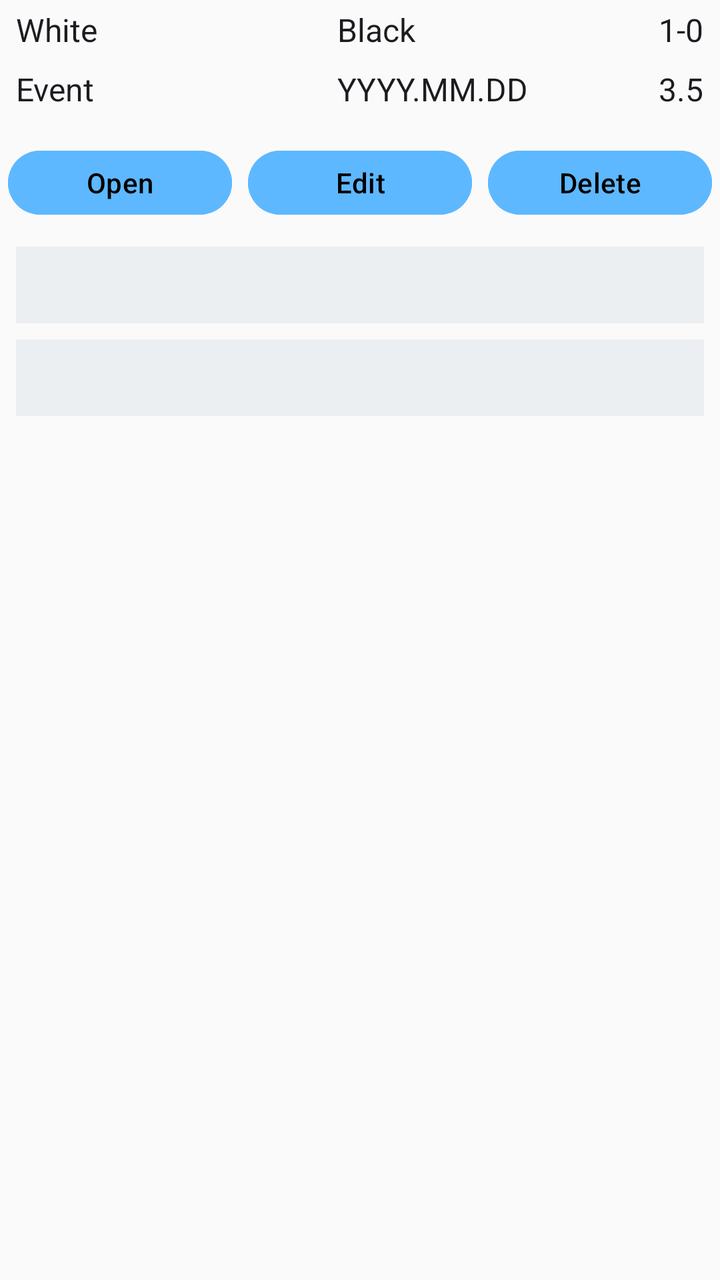
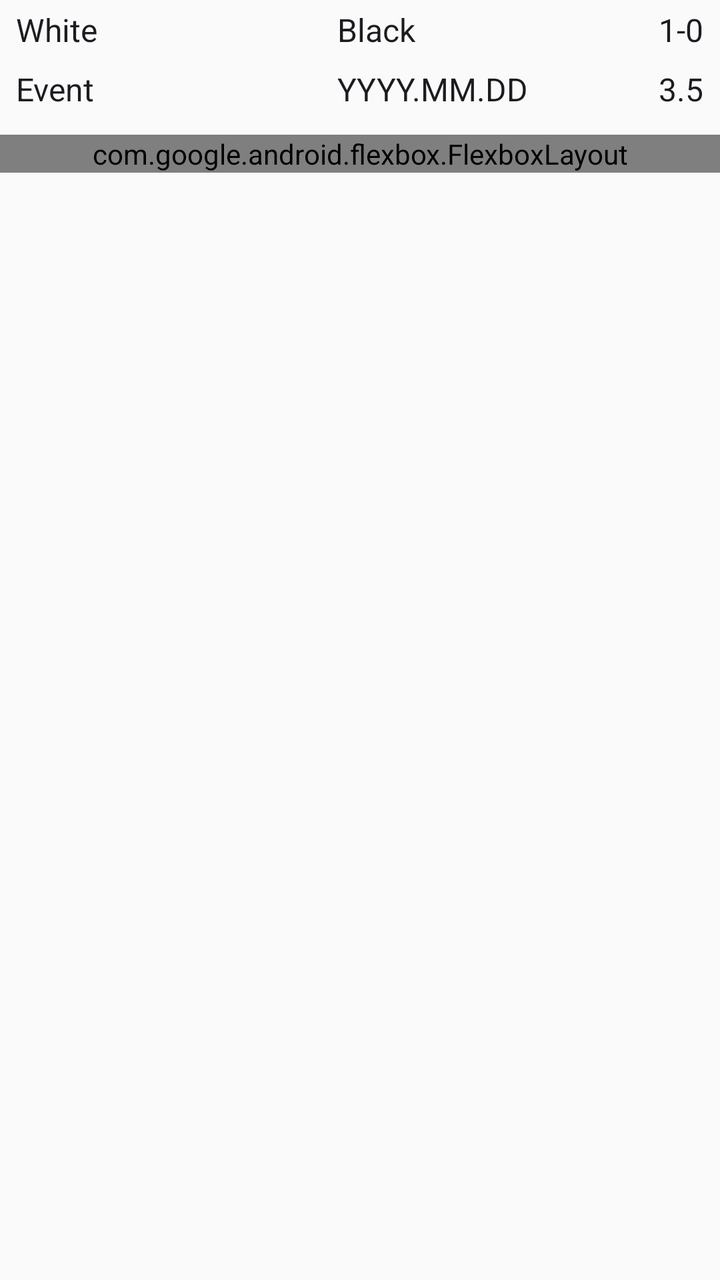

Compare the two renders of this Android layout. The source of the first and the diff that turns it into the second are given below.
<!-- AndroidManifest.xml: application theme ChessTheme -->
<!-- res/layout/gameslist_controls.xml -->
<?xml version="1.0" encoding="utf-8"?>
<LinearLayout xmlns:android="http://schemas.android.com/apk/res/android"
    xmlns:app="http://schemas.android.com/apk/res-auto"
    android:layout_width="match_parent"
    android:layout_height="wrap_content"
    android:orientation="vertical">

        <TableLayout
            android:layout_width="match_parent"
            android:layout_height="wrap_content"
            android:stretchColumns="0,1">

            <TableRow
                android:layout_width="match_parent"
                android:layout_height="wrap_content">

                <TextView
                    android:text="White"
                    android:id="@+id/TextViewPlayerWhite"
                    android:layout_height="wrap_content"
                    android:layout_width="0dp"
                    android:singleLine="true"
                    style="@style/MyHeaderTextStyle" />

                <TextView
                    android:text="Black"
                    android:id="@+id/TextViewPlayerBlack"
                    android:layout_height="wrap_content"
                    android:layout_width="0dp"
                    android:singleLine="true"
                    style="@style/MyHeaderTextStyle" />

                <TextView
                    android:text="1-0"
                    android:id="@+id/TextViewResult"
                    android:layout_height="wrap_content"
                    android:layout_width="wrap_content"
                    android:singleLine="true"
                    style="@style/MyHeaderTextStyle" />
            </TableRow>

            <TableRow
                android:layout_width="match_parent"
                android:layout_height="wrap_content">

                <TextView
                    android:text="Event"
                    android:id="@+id/TextViewEvent"
                    android:layout_height="wrap_content"
                    android:layout_width="0dp"
                    android:singleLine="true"
                    style="@style/MyHeaderTextStyle" />

                <TextView
                    android:id="@+id/TextViewDate"
                    android:text="YYYY.MM.DD"
                    android:layout_width="0dp"
                    android:layout_height="wrap_content"
                    style="@style/MyHeaderTextStyle" />

                <TextView
                    android:text="3.5"
                    android:id="@+id/TextViewRating"
                    android:layout_height="wrap_content"
                    android:layout_width="wrap_content"
                    style="@style/MyHeaderTextStyle" />
            </TableRow>
        </TableLayout>

        <LinearLayout
            android:id="@+id/LayoutResignDraw"
            android:orientation="horizontal"
            android:layout_width="match_parent"
            android:layout_height="wrap_content"
            android:layout_marginTop="8dip">

            <com.google.android.material.button.MaterialButton
                android:id="@+id/ButtonOpen"
                android:text="Open"
                android:layout_width="0dp"
                android:layout_weight="1"
                style="?attr/chessButtonStyle" />

            <com.google.android.material.button.MaterialButton
                android:id="@+id/ButtonEdit"
                android:text="Edit"
                android:layout_width="0dp"
                android:layout_weight="1"
                style="?attr/chessButtonStyle" />

            <com.google.android.material.button.MaterialButton
                android:id="@+id/ButtonDelete"
                android:text="Delete"
                android:layout_width="0dp"
                android:layout_weight="1"
                style="?attr/chessButtonStyle" />
        </LinearLayout>

        <TextView
            android:id="@+id/TextViewWhitePieces"
            style="@style/MyPaneTextStyle"
            android:layout_width="match_parent"
            android:layout_height="wrap_content"
            android:layout_marginTop="8dip"
            android:layout_marginStart="8dip"
            android:layout_marginEnd="8dip"
            android:minLines="2"
            android:accessibilityLiveRegion="none" />

        <TextView
            android:id="@+id/TextViewBlackPieces"
            style="@style/MyPaneTextStyle"
            android:layout_width="match_parent"
            android:layout_height="wrap_content"
            android:layout_marginTop="8dip"
            android:layout_marginStart="8dip"
            android:layout_marginEnd="8dip"
            android:minLines="2"
            android:accessibilityLiveRegion="none" />
</LinearLayout>
<!-- resources referenced by this layout -->
<resources>
  <style name="MyHeaderTextStyle" parent="@style/MyTextStyle">
          <item name="android:textSize">@dimen/headerTextSize</item>
          <item name="android:paddingTop">@dimen/headerPaddingY</item>
          <item name="android:paddingBottom">@dimen/headerPaddingY</item>
          <item name="android:paddingLeft">@dimen/headerPaddingX</item>
          <item name="android:paddingRight">@dimen/headerPaddingX</item>
      </style>
  <style name="MyPaneTextStyle" parent="@style/MySmallTextStyle">
          <item name="android:padding">4dip</item>
          <item name="android:background">?attr/paneBackground</item>
          <item name="android:scrollHorizontally">false</item>
      </style>
  <style name="ChessTheme" parent="Theme.Material3.DayNight.NoActionBar">
          <item name="chessToggleButtonStyle">@style/ChessToggleButton</item>
          <item name="chessButtonStyle">@style/ChessButton</item>
          <item name="chessImageButtonStyle">@style/ChessImageButton</item>
          <item name="paneBackground">@color/paneBackgroundColor</item>
          <item name="android:windowAnimationStyle">@null</item>
          <item name="android:windowBackground">@color/backgroundColor</item>
          <item name="colorPrimary">@color/primaryColor</item>
          <item name="colorPrimaryVariant">@color/primaryVariantColor</item>
          <item name="colorOnPrimary">@color/primaryTextColor</item>
          <item name="colorSecondary">@color/secondaryColor</item>
          <item name="colorSecondaryVariant">@color/secondaryVariantColor</item>
          <item name="colorOnSecondary">@color/secondaryTextColor</item>
          <item name="colorSurface">@color/surfaceColor</item>
          <item name="colorOnSurface">@color/surfaceTextColor</item>
          <item name="colorControlHighlight">@color/secondaryColor</item>
          <item name="rippleColor">@color/secondaryColor</item>
          <item name="switchStyle">@style/MySwitchStyle</item>
          <item name="materialButtonStyle">@style/ChessButton</item>
          <item name="materialAlertDialogTheme">@style/ChessAlertDialogTheme</item>
      </style>
  <style name="MyTextStyle" parent="ChessTextAppearance">
          <item name="android:paddingTop">@dimen/normalPaddingY</item>
          <item name="android:paddingBottom">@dimen/normalPaddingY</item>
          <item name="android:paddingLeft">@dimen/normalPaddingX</item>
          <item name="android:paddingRight">@dimen/normalPaddingX</item>
          <item name="android:textSize">@dimen/normalTextSize</item>
      </style>
  <dimen name="headerTextSize">16sp</dimen>
  <dimen name="headerPaddingY">4dp</dimen>
  <dimen name="headerPaddingX">8dp</dimen>
  <style name="MySmallTextStyle">
          <item name="android:padding">2dip</item>
          <item name="android:textSize">12sp</item>
      </style>
  <style name="ChessButton" parent="Widget.Material3.Button">
          <item name="android:textColor">@color/surfaceTextColor</item>
          <item name="android:tint">@color/primaryTextColor</item>
          <item name="android:backgroundTint">@color/imagebutton_background</item>
          <item name="rippleColor">@color/secondaryVariantColor</item>
          <item name="android:layout_height">@dimen/imageButtonSize</item>
          <item name="android:layout_margin">4dip</item>
      </style>
  <style name="ChessImageButton" parent="Widget.Material3.Button.Icon">
          <item name="enforceMaterialTheme">true</item>
          <item name="enforceTextAppearance">false</item>
          <item name="android:textColor">@color/surfaceTextColor</item>
          <item name="android:tint">@color/primaryTextColor</item>
          <item name="android:backgroundTint">@color/imagebutton_background</item>
          <item name="rippleColor">@color/secondaryVariantColor</item>
          <item name="android:layout_width">@dimen/imageButtonSize</item>
          <item name="android:layout_height">@dimen/imageButtonSize</item>
          <item name="android:padding">0dip</item>
          <item name="iconGravity">textStart</item>
          <item name="iconPadding">0dp</item>
          <item name="android:insetLeft">0dp</item>
          <item name="android:insetRight">0dp</item>
          <item name="android:insetTop">0dp</item>
          <item name="android:insetBottom">0dp</item>
          <item name="android:minWidth">0dp</item>
          <item name="android:minHeight">0dp</item>
          <item name="minWidth">0dp</item>
          <item name="minHeight">0dp</item>
          <item name="ensureMinTouchTargetSize">false</item>
          <item name="android:layout_margin">4dip</item>
      </style>
  <color name="paneBackgroundColor">#20879FB6</color>
  <dimen name="normalPaddingY">1dp</dimen>
  <dimen name="normalPaddingX">8dp</dimen>
  <dimen name="normalTextSize">16sp</dimen>
  <dimen name="imageButtonSize">48dp</dimen>
  <!-- unchanged entries left out for length: 13 -->
</resources>

<!-- the commit's change to res/layout/gameslist_controls.xml (unified diff, before → after) -->
@@ -15,7 +15,7 @@
                 android:layout_height="wrap_content">
 
                 <TextView
-                    android:text="White"
+                    android:text="@string/savegame_white"
                     android:id="@+id/TextViewPlayerWhite"
                     android:layout_height="wrap_content"
                     android:layout_width="0dp"
@@ -23,7 +23,7 @@
                     style="@style/MyHeaderTextStyle" />
 
                 <TextView
-                    android:text="Black"
+                    android:text="@string/savegame_black"
                     android:id="@+id/TextViewPlayerBlack"
                     android:layout_height="wrap_content"
                     android:layout_width="0dp"
@@ -31,7 +31,7 @@
                     style="@style/MyHeaderTextStyle" />
 
                 <TextView
-                    android:text="1-0"
+                    android:text="@string/gameslist_result_placeholder"
                     android:id="@+id/TextViewResult"
                     android:layout_height="wrap_content"
                     android:layout_width="wrap_content"
@@ -44,7 +44,7 @@
                 android:layout_height="wrap_content">
 
                 <TextView
-                    android:text="Event"
+                    android:text="@string/savegame_event"
                     android:id="@+id/TextViewEvent"
                     android:layout_height="wrap_content"
                     android:layout_width="0dp"
@@ -53,13 +53,13 @@
 
                 <TextView
                     android:id="@+id/TextViewDate"
-                    android:text="YYYY.MM.DD"
+                    android:text="@string/gameslist_date_placeholder"
                     android:layout_width="0dp"
                     android:layout_height="wrap_content"
                     style="@style/MyHeaderTextStyle" />
 
                 <TextView
-                    android:text="3.5"
+                    android:text="@string/gameslist_rating_placeholder"
                     android:id="@+id/TextViewRating"
                     android:layout_height="wrap_content"
                     android:layout_width="wrap_content"
@@ -67,43 +67,46 @@
             </TableRow>
         </TableLayout>
 
-        <LinearLayout
-            android:id="@+id/LayoutResignDraw"
-            android:orientation="horizontal"
+        <com.google.android.flexbox.FlexboxLayout
             android:layout_width="match_parent"
             android:layout_height="wrap_content"
-            android:layout_marginTop="8dip">
+            android:layout_marginTop="@dimen/control_gap"
+            app:flexDirection="row"
+            app:flexWrap="wrap"
+            app:justifyContent="flex_start"
+            app:alignItems="center">
 
             <com.google.android.material.button.MaterialButton
                 android:id="@+id/ButtonOpen"
-                android:text="Open"
-                android:layout_width="0dp"
-                android:layout_weight="1"
+                android:text="@string/gameslist_open"
+                android:layout_width="wrap_content"
+                style="?attr/chessButtonStyle" />
+
+            <com.google.android.material.button.MaterialButton
+                android:id="@+id/ButtonAnalyze"
+                android:text="@string/gameslist_analyze"
+                android:layout_width="wrap_content"
                 style="?attr/chessButtonStyle" />
 
             <com.google.android.material.button.MaterialButton
                 android:id="@+id/ButtonEdit"
-                android:text="Edit"
-                android:layout_width="0dp"
-                android:layout_weight="1"
+                android:text="@string/choice_edit"
+                android:layout_width="wrap_content"
                 style="?attr/chessButtonStyle" />
 
             <com.google.android.material.button.MaterialButton
                 android:id="@+id/ButtonDelete"
-                android:text="Delete"
-                android:layout_width="0dp"
-                android:layout_weight="1"
+                android:text="@string/choice_delete"
+                android:layout_width="wrap_content"
                 style="?attr/chessButtonStyle" />
-        </LinearLayout>
+        </com.google.android.flexbox.FlexboxLayout>
 
         <TextView
             android:id="@+id/TextViewWhitePieces"
             style="@style/MyPaneTextStyle"
             android:layout_width="match_parent"
             android:layout_height="wrap_content"
-            android:layout_marginTop="8dip"
-            android:layout_marginStart="8dip"
-            android:layout_marginEnd="8dip"
+            android:layout_marginTop="@dimen/control_gap"
             android:minLines="2"
             android:accessibilityLiveRegion="none" />
 
@@ -112,9 +115,7 @@
             style="@style/MyPaneTextStyle"
             android:layout_width="match_parent"
             android:layout_height="wrap_content"
-            android:layout_marginTop="8dip"
-            android:layout_marginStart="8dip"
-            android:layout_marginEnd="8dip"
+            android:layout_marginTop="@dimen/control_gap"
             android:minLines="2"
             android:accessibilityLiveRegion="none" />
 </LinearLayout>
<!-- resource entries referenced after the edit -->
@@ -1,22 +1,31 @@
 <!-- resources referenced by this layout -->
 <resources>
+  <dimen name="control_gap">@dimen/space_medium</dimen>
+  <string name="choice_delete">Delete</string>
+  <string name="choice_edit">Edit</string>
+  <string name="gameslist_analyze">Analyze</string>
+  <string name="gameslist_date_placeholder" translatable="false">YYYY.MM.DD</string>
+  <string name="gameslist_open">Open</string>
+  <string name="gameslist_rating_placeholder" translatable="false">3.5</string>
+  <string name="gameslist_result_placeholder" translatable="false">1-0</string>
+  <string name="savegame_black">Black</string>
+  <string name="savegame_event">Event</string>
+  <string name="savegame_white">White</string>
   <style name="MyHeaderTextStyle" parent="@style/MyTextStyle">
-          <item name="android:textSize">@dimen/headerTextSize</item>
-          <item name="android:paddingTop">@dimen/headerPaddingY</item>
-          <item name="android:paddingBottom">@dimen/headerPaddingY</item>
-          <item name="android:paddingLeft">@dimen/headerPaddingX</item>
-          <item name="android:paddingRight">@dimen/headerPaddingX</item>
+          <item name="android:textSize">@dimen/header_text_size</item>
+          <item name="android:paddingTop">@dimen/header_padding_vertical</item>
+          <item name="android:paddingBottom">@dimen/header_padding_vertical</item>
+          <item name="android:paddingLeft">@dimen/header_padding_horizontal</item>
+          <item name="android:paddingRight">@dimen/header_padding_horizontal</item>
       </style>
   <style name="MyPaneTextStyle" parent="@style/MySmallTextStyle">
-          <item name="android:padding">4dip</item>
-          <item name="android:background">?attr/paneBackground</item>
+          <item name="android:padding">@dimen/control_padding</item>
           <item name="android:scrollHorizontally">false</item>
       </style>
   <style name="ChessTheme" parent="Theme.Material3.DayNight.NoActionBar">
           <item name="chessToggleButtonStyle">@style/ChessToggleButton</item>
           <item name="chessButtonStyle">@style/ChessButton</item>
           <item name="chessImageButtonStyle">@style/ChessImageButton</item>
-          <item name="paneBackground">@color/paneBackgroundColor</item>
           <item name="android:windowAnimationStyle">@null</item>
           <item name="android:windowBackground">@color/backgroundColor</item>
           <item name="colorPrimary">@color/primaryColor</item>
@@ -33,27 +42,33 @@
           <item name="materialButtonStyle">@style/ChessButton</item>
           <item name="materialAlertDialogTheme">@style/ChessAlertDialogTheme</item>
       </style>
+  <dimen name="space_medium">8dp</dimen>
   <style name="MyTextStyle" parent="ChessTextAppearance">
-          <item name="android:paddingTop">@dimen/normalPaddingY</item>
-          <item name="android:paddingBottom">@dimen/normalPaddingY</item>
-          <item name="android:paddingLeft">@dimen/normalPaddingX</item>
-          <item name="android:paddingRight">@dimen/normalPaddingX</item>
-          <item name="android:textSize">@dimen/normalTextSize</item>
+          <item name="android:paddingTop">@dimen/text_padding_vertical</item>
+          <item name="android:paddingBottom">@dimen/text_padding_vertical</item>
+          <item name="android:paddingLeft">@dimen/text_padding_horizontal</item>
+          <item name="android:paddingRight">@dimen/text_padding_horizontal</item>
+          <item name="android:textSize">@dimen/body_text_size</item>
       </style>
-  <dimen name="headerTextSize">16sp</dimen>
-  <dimen name="headerPaddingY">4dp</dimen>
-  <dimen name="headerPaddingX">8dp</dimen>
+  <dimen name="header_text_size">16sp</dimen>
+  <dimen name="header_padding_vertical">@dimen/space_small</dimen>
+  <dimen name="header_padding_horizontal">@dimen/space_medium</dimen>
   <style name="MySmallTextStyle">
-          <item name="android:padding">2dip</item>
+          <item name="android:padding">@dimen/compact_control_padding</item>
           <item name="android:textSize">12sp</item>
       </style>
+  <dimen name="control_padding">@dimen/space_small</dimen>
   <style name="ChessButton" parent="Widget.Material3.Button">
           <item name="android:textColor">@color/surfaceTextColor</item>
           <item name="android:tint">@color/primaryTextColor</item>
           <item name="android:backgroundTint">@color/imagebutton_background</item>
           <item name="rippleColor">@color/secondaryVariantColor</item>
-          <item name="android:layout_height">@dimen/imageButtonSize</item>
-          <item name="android:layout_margin">4dip</item>
+          <item name="android:layout_height">@dimen/image_button_size</item>
+          <item name="android:layout_margin">@dimen/compact_control_gap</item>
+          <item name="android:paddingLeft">12dp</item>
+          <item name="android:paddingRight">12dp</item>
+          <item name="android:paddingTop">4dp</item>
+          <item name="android:paddingBottom">4dp</item>
       </style>
   <style name="ChessImageButton" parent="Widget.Material3.Button.Icon">
           <item name="enforceMaterialTheme">true</item>
@@ -62,8 +77,8 @@
           <item name="android:tint">@color/primaryTextColor</item>
           <item name="android:backgroundTint">@color/imagebutton_background</item>
           <item name="rippleColor">@color/secondaryVariantColor</item>
-          <item name="android:layout_width">@dimen/imageButtonSize</item>
-          <item name="android:layout_height">@dimen/imageButtonSize</item>
+          <item name="android:layout_width">@dimen/image_button_size</item>
+          <item name="android:layout_height">@dimen/image_button_size</item>
           <item name="android:padding">0dip</item>
           <item name="iconGravity">textStart</item>
           <item name="iconPadding">0dp</item>
@@ -76,13 +91,17 @@
           <item name="minWidth">0dp</item>
           <item name="minHeight">0dp</item>
           <item name="ensureMinTouchTargetSize">false</item>
-          <item name="android:layout_margin">4dip</item>
+          <item name="android:layout_margin">@dimen/compact_control_gap</item>
       </style>
-  <color name="paneBackgroundColor">#20879FB6</color>
-  <dimen name="normalPaddingY">1dp</dimen>
-  <dimen name="normalPaddingX">8dp</dimen>
-  <dimen name="normalTextSize">16sp</dimen>
-  <dimen name="imageButtonSize">48dp</dimen>
+  <dimen name="text_padding_vertical">@dimen/space_hairline</dimen>
+  <dimen name="text_padding_horizontal">@dimen/space_medium</dimen>
+  <dimen name="body_text_size">16sp</dimen>
+  <dimen name="space_small">4dp</dimen>
+  <dimen name="compact_control_padding">@dimen/space_tiny</dimen>
+  <dimen name="image_button_size">48dp</dimen>
+  <dimen name="compact_control_gap">@dimen/space_small</dimen>
+  <dimen name="space_hairline">1dp</dimen>
+  <dimen name="space_tiny">2dp</dimen>
   <!-- unchanged entries left out for length: 13 -->
 </resources>
 
